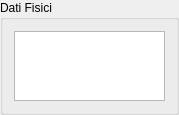
This is GestCollOnQt/GUI/Moneta/DatiFisici/datifisiciwidget.ui in mirkoviviani76/gestcoll as Qt 5 draws it before an edit. The edited form follows.
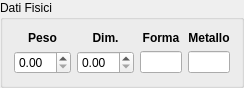
This is the edited form.

Commit message: I dati fisici sono ora un widget a parte (come previsto)

The edit to the form file:
```diff
--- a/GestCollOnQt/GUI/Moneta/DatiFisici/datifisiciwidget.ui
+++ b/GestCollOnQt/GUI/Moneta/DatiFisici/datifisiciwidget.ui
@@ -6,8 +6,8 @@
    <rect>
     <x>0</x>
     <y>0</y>
-    <width>179</width>
-    <height>104</height>
+    <width>244</width>
+    <height>72</height>
    </rect>
   </property>
   <property name="windowTitle">
@@ -16,12 +16,115 @@
   <property name="title">
    <string>Dati Fisici</string>
   </property>
-  <layout class="QVBoxLayout" name="verticalLayout">
-   <item>
-    <widget class="QTableView" name="datiFisiciTable">
-     <attribute name="verticalHeaderVisible">
-      <bool>false</bool>
-     </attribute>
+  <layout class="QGridLayout" name="gridLayout" rowstretch="0,1" columnstretch="0,0,0,0">
+   <item row="0" column="0">
+    <widget class="QLabel" name="label">
+     <property name="font">
+      <font>
+       <weight>75</weight>
+       <bold>true</bold>
+      </font>
+     </property>
+     <property name="text">
+      <string>Peso</string>
+     </property>
+     <property name="alignment">
+      <set>Qt::AlignCenter</set>
+     </property>
+     <property name="buddy">
+      <cstring>peso</cstring>
+     </property>
+    </widget>
+   </item>
+   <item row="0" column="1">
+    <widget class="QLabel" name="label_2">
+     <property name="font">
+      <font>
+       <weight>75</weight>
+       <bold>true</bold>
+      </font>
+     </property>
+     <property name="text">
+      <string>Dim.</string>
+     </property>
+     <property name="alignment">
+      <set>Qt::AlignCenter</set>
+     </property>
+     <property name="buddy">
+      <cstring>dimensione</cstring>
+     </property>
+    </widget>
+   </item>
+   <item row="0" column="2">
+    <widget class="QLabel" name="label_3">
+     <property name="font">
+      <font>
+       <weight>75</weight>
+       <bold>true</bold>
+      </font>
+     </property>
+     <property name="text">
+      <string>Forma</string>
+     </property>
+     <property name="alignment">
+      <set>Qt::AlignCenter</set>
+     </property>
+     <property name="buddy">
+      <cstring>forma</cstring>
+     </property>
+    </widget>
+   </item>
+   <item row="0" column="3">
+    <widget class="QLabel" name="label_4">
+     <property name="font">
+      <font>
+       <weight>75</weight>
+       <bold>true</bold>
+      </font>
+     </property>
+     <property name="text">
+      <string>Metallo</string>
+     </property>
+     <property name="alignment">
+      <set>Qt::AlignCenter</set>
+     </property>
+     <property name="buddy">
+      <cstring>metallo</cstring>
+     </property>
+    </widget>
+   </item>
+   <item row="1" column="0">
+    <widget class="QDoubleSpinBox" name="peso">
+     <property name="sizePolicy">
+      <sizepolicy hsizetype="MinimumExpanding" vsizetype="Fixed">
+       <horstretch>0</horstretch>
+       <verstretch>0</verstretch>
+      </sizepolicy>
+     </property>
+    </widget>
+   </item>
+   <item row="1" column="1">
+    <widget class="QDoubleSpinBox" name="dimensione">
+     <property name="sizePolicy">
+      <sizepolicy hsizetype="MinimumExpanding" vsizetype="Fixed">
+       <horstretch>0</horstretch>
+       <verstretch>0</verstretch>
+      </sizepolicy>
+     </property>
+    </widget>
+   </item>
+   <item row="1" column="2">
+    <widget class="QLineEdit" name="forma">
+     <property name="alignment">
+      <set>Qt::AlignCenter</set>
+     </property>
+    </widget>
+   </item>
+   <item row="1" column="3">
+    <widget class="QLineEdit" name="metallo">
+     <property name="alignment">
+      <set>Qt::AlignCenter</set>
+     </property>
     </widget>
    </item>
   </layout>
```
Left out of the diff: 6 changed lines with no effect on the pictures. The commit also changes 7 other files.
